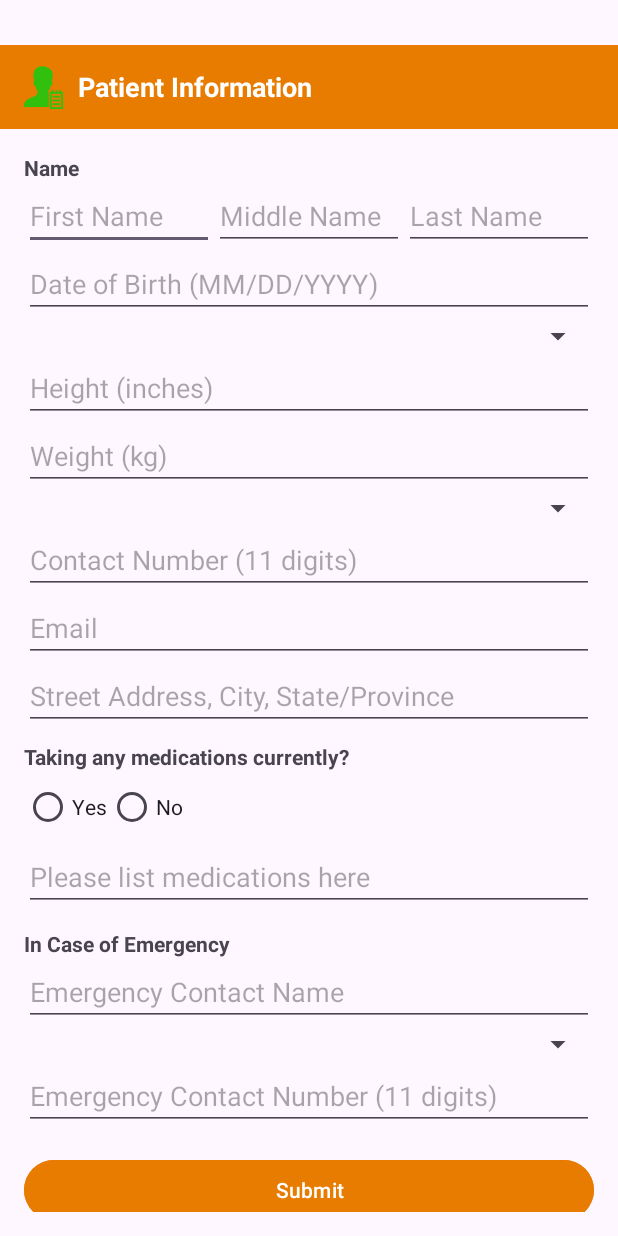
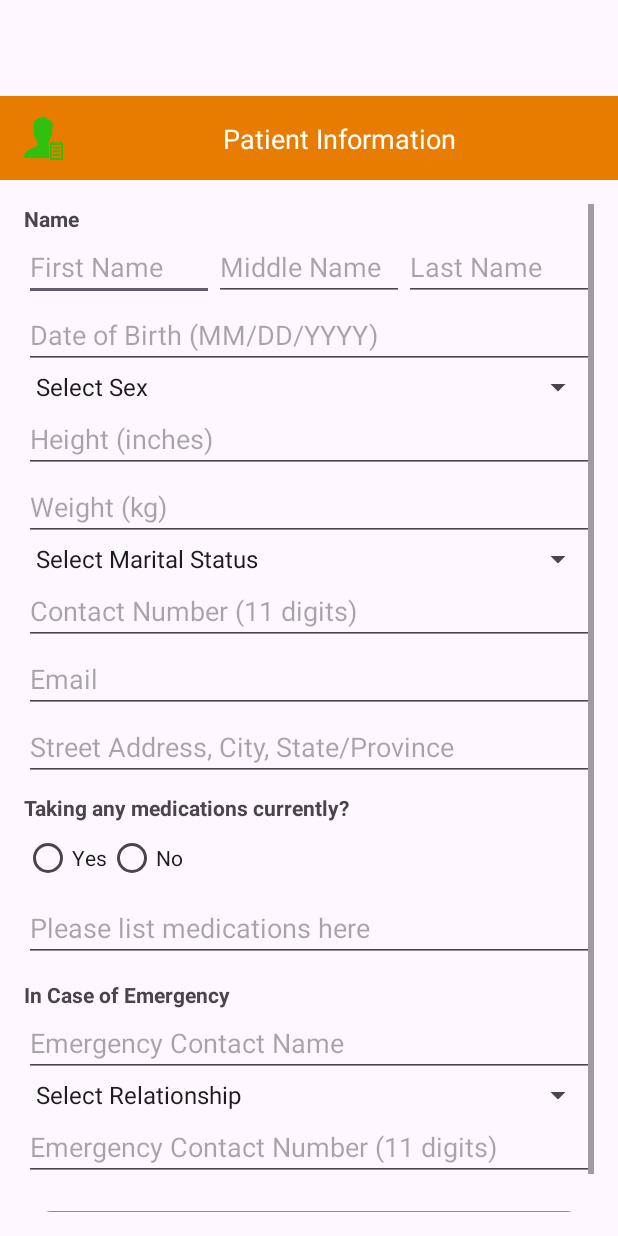
Before and after one commit to jeymz-php/Patient-Consultation-App, an Android app: the PatientInformationActivity screen opened directly, with no data from a screen before it, on a phone screen of 412 x 824 dp. Run offline under Robolectric (Android 15) with nearby library versions, the phone set to English and light mode, and no system bars.

Commit message:
dropdown list for patient information added, UI still need improvement

```diff
--- a/app/src/main/res/layout/activity_patient_information.xml
+++ b/app/src/main/res/layout/activity_patient_information.xml
@@ -2,7 +2,7 @@
 <LinearLayout xmlns:android="http://schemas.android.com/apk/res/android"
     android:layout_width="match_parent"
     android:layout_height="match_parent"
-    android:paddingTop="30dp"
+    android:paddingTop="?attr/actionBarSize"
     android:orientation="vertical">
 
     <!-- 🔶 Orange Top Rectangle with Logo + Title (fixed) -->
@@ -28,13 +28,14 @@
 
         <!-- Title Text -->
         <TextView
-            android:id="@+id/title"
-            android:layout_width="wrap_content"
+            android:id="@+id/tvTitle"
+            android:layout_width="match_parent"
             android:layout_height="wrap_content"
             android:text="Patient Information"
             android:textColor="@android:color/white"
             android:textSize="18sp"
-            android:textStyle="bold" />
+            android:padding="16dp"
+            android:gravity="center" />
 
     </LinearLayout>
 
@@ -98,7 +99,7 @@
                 android:id="@+id/spinnerSex"
                 android:layout_width="match_parent"
                 android:layout_height="wrap_content"
-                android:prompt="@string/prompt_sex" />
+                android:entries="@array/sex_options" />
 
             <!-- Height -->
             <EditText
@@ -121,7 +122,7 @@
                 android:id="@+id/spinnerMaritalStatus"
                 android:layout_width="match_parent"
                 android:layout_height="wrap_content"
-                android:prompt="@string/prompt_marital_status" />
+                android:entries="@array/marital_status_options" />
 
             <!-- Contact Number -->
             <EditText
@@ -198,7 +199,7 @@
                 android:id="@+id/spinnerRelationship"
                 android:layout_width="match_parent"
                 android:layout_height="wrap_content"
-                android:prompt="@string/prompt_relationship" />
+                android:entries="@array/relationship_options" />
 
             <EditText
                 android:id="@+id/etEmergencyContactNumber"
--- a/app/src/main/res/values/strings.xml
+++ b/app/src/main/res/values/strings.xml
@@ -5,4 +5,41 @@
     <string name="prompt_sex">Select Sex</string>
     <string name="prompt_marital_status">Select Marital Status</string>
     <string name="prompt_relationship">Select Relationship</string>
+
+    // Sex
+
+    <string-array name="sex_options">
+        <item>Select Sex</item>
+        <item>Male</item>
+        <item>Female</item>
+        <item>Other</item>
+        <item>Prefer not to say</item>
+    </string-array>
+
+    // Marital Status
+
+    <string-array name="marital_status_options">
+        <item>Select Marital Status</item>
+        <item>Single</item>
+        <item>Married</item>
+        <item>Widowed</item>
+        <item>Separated</item>
+        <item>Divorced</item>
+    </string-array>
+
+    // Relationship (in the Case of Emergency)
+
+    <string-array name="relationship_options">
+        <item>Select Relationship</item>
+        <item>Father</item>
+        <item>Mother</item>
+        <item>Brother</item>
+        <item>Sister</item>
+        <item>Spouse</item>
+        <item>Child</item>
+        <item>Friend</item>
+        <item>Relative</item>
+        <item>Guardian</item>
+        <item>Other</item>
+    </string-array>
 </resources>
```
